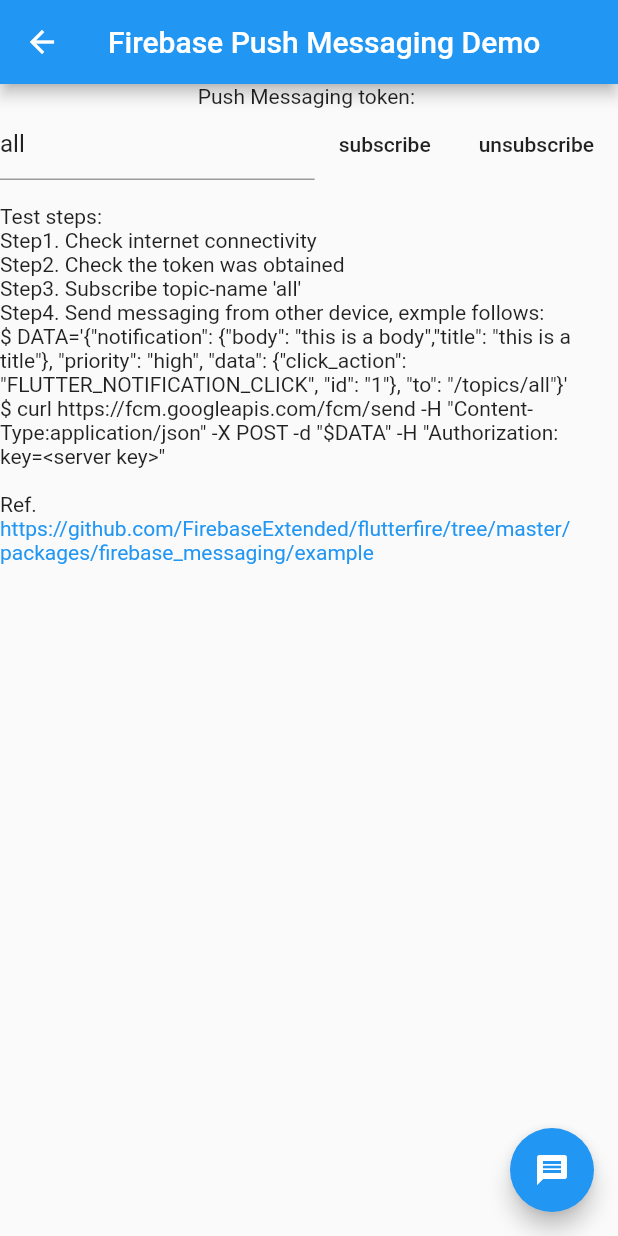
After one commit to keiydev/flutter_tools_sample, a Flutter app: the PushMessagingExample screen opened directly, after a tap on the "message" icon, on a phone screen of 412 x 824 dp. The commit adds this screen. Run offline on Flutter 3.47's test engine with Material 2 defaults, Android fonts, the phone set to English and light mode, and no system bars; our stand-ins replace firebase_messaging, google_fonts, package_info, toast; accounts and stored records are empty; network calls fail.

Commit message:
add firebase messaging demo

```diff
--- /dev/null
+++ b/lib/tools/firebase/firebase_messaging.dart
@@ -0,0 +1,345 @@
+// Copyright 2019 The Chromium Authors. All rights reserved.
+// Use of this source code is governed by a BSD-style license that can be
+// found in the LICENSE file.
+
+import 'dart:async';
+
+import 'package:firebase_messaging/firebase_messaging.dart';
+import 'package:flutter/material.dart';
+import 'package:url_launcher/url_launcher.dart';
+import 'dart:convert';
+import 'package:http/http.dart' as http;
+
+final Map<String, Item> _items = <String, Item>{};
+Item _itemForMessage(Map<String, dynamic> message) {
+  final dynamic data = message['data'] ?? message;
+  final String itemId = data['id'];
+  final Item item = _items.putIfAbsent(itemId, () => Item(itemId: itemId))
+    ..status = data['status'];
+  return item;
+}
+
+class Item {
+  Item({this.itemId});
+  final String itemId;
+
+  StreamController<Item> _controller = StreamController<Item>.broadcast();
+  Stream<Item> get onChanged => _controller.stream;
+
+  String _status;
+  String get status => _status;
+  set status(String value) {
+    _status = value;
+    _controller.add(this);
+  }
+
+  static final Map<String, Route<void>> routes = <String, Route<void>>{};
+  Route<void> get route {
+    final String routeName = '/detail/$itemId';
+    return MaterialPageRoute<void>(
+      settings: RouteSettings(name: routeName),
+      builder: (BuildContext context) => DetailPage(itemId),
+    );
+  }
+}
+
+class DetailPage extends StatefulWidget {
+  DetailPage(this.itemId);
+  final String itemId;
+  @override
+  _DetailPageState createState() => _DetailPageState();
+}
+
+class _DetailPageState extends State<DetailPage> {
+  Item _item;
+  StreamSubscription<Item> _subscription;
+
+  @override
+  void initState() {
+    super.initState();
+    _item = _items[widget.itemId];
+    _subscription = _item.onChanged.listen((Item item) {
+      if (!mounted) {
+        _subscription.cancel();
+      } else {
+        setState(() {
+          _item = item;
+        });
+      }
+    });
+  }
+
+  @override
+  Widget build(BuildContext context) {
+    return Scaffold(
+      appBar: AppBar(
+        title: Text("Item ${_item.itemId}"),
+      ),
+      body: Material(
+        child: Center(child: Text("Item status: ${_item.status}")),
+      ),
+    );
+  }
+}
+
+class PushMessagingExample extends StatefulWidget {
+  @override
+  _PushMessagingExampleState createState() => _PushMessagingExampleState();
+}
+
+final Completer<Map<String, dynamic>> _completer =
+    Completer<Map<String, dynamic>>();
+
+Future<dynamic> myBackgroundMessageHandler(Map<String, dynamic> message) {
+  print("onBackgroundMessage: $message");
+  if (message.containsKey('data')) {
+    // Handle data message
+    final dynamic data = message['data'];
+  }
+  if (message.containsKey('notification')) {
+    // Handle notification message
+    final dynamic notification = message['notification'];
+  }
+  // Or do other work.
+  _completer.complete(message);
+}
+
+class _PushMessagingExampleState extends State<PushMessagingExample> {
+  String _homeScreenText = "Waiting for token...";
+  bool _topicButtonsDisabled = false;
+
+  final FirebaseMessaging _firebaseMessaging = FirebaseMessaging();
+  final TextEditingController _topicController =
+      TextEditingController(text: 'all');
+
+  Widget _buildDialog(BuildContext context, Item item) {
+    return AlertDialog(
+      content: Text("Item ${item.itemId} has been updated"),
+      actions: <Widget>[
+        FlatButton(
+          child: const Text('CLOSE'),
+          onPressed: () {
+            Navigator.pop(context, false);
+          },
+        ),
+        FlatButton(
+          child: const Text('SHOW'),
+          onPressed: () {
+            Navigator.pop(context, true);
+          },
+        ),
+      ],
+    );
+  }
+
+  void _showItemDialog(Map<String, dynamic> message) {
+    showDialog<bool>(
+      context: context,
+      builder: (_) => _buildDialog(context, _itemForMessage(message)),
+    ).then((bool shouldNavigate) {
+      if (shouldNavigate) {
+        _navigateToItemDetail(message);
+      }
+    });
+  }
+
+  void _navigateToItemDetail(Map<String, dynamic> message) {
+    final Item item = _itemForMessage(message);
+    // Clear away dialogs
+    Navigator.popUntil(context, (Route<dynamic> route) => route is PageRoute);
+    if (!item.route.isCurrent) {
+      Navigator.push(context, item.route);
+    }
+  }
+
+  @override
+  void initState() {
+    super.initState();
+    _firebaseMessaging.configure(
+      onMessage: (Map<String, dynamic> message) async {
+        print("onMessage: $message");
+        _showItemDialog(message);
+        _completer.complete(message);
+      },
+      onBackgroundMessage: myBackgroundMessageHandler,
+      onLaunch: (Map<String, dynamic> message) async {
+        print("onLaunch: $message");
+        _navigateToItemDetail(message);
+        _completer.complete(message);
+      },
+      onResume: (Map<String, dynamic> message) async {
+        print("onResume: $message");
+        _navigateToItemDetail(message);
+        _completer.complete(message);
+      },
+    );
+    _firebaseMessaging.requestNotificationPermissions(
+        const IosNotificationSettings(sound: true, badge: true, alert: true));
+    _firebaseMessaging.onIosSettingsRegistered
+        .listen((IosNotificationSettings settings) {
+      print("Settings registered: $settings");
+    });
+    _firebaseMessaging.getToken().then((String token) {
+      assert(token != null);
+      setState(() {
+        _homeScreenText = "Push Messaging token: $token";
+      });
+      print(_homeScreenText);
+    });
+  }
+
+  @override
+  Widget build(BuildContext context) {
+    return Scaffold(
+        appBar: AppBar(
+          title: const Text('Firebase Push Messaging Demo'),
+        ),
+        // For testing -- simulate a message being received
+        floatingActionButton: FloatingActionButton(
+          onPressed: () => sendAndRetrieveMessage(),
+          tooltip: 'Simulate Message',
+          child: const Icon(Icons.message),
+        ),
+        body: Material(
+          child: Column(
+            children: <Widget>[
+              Center(
+                child: Text(_homeScreenText),
+              ),
+              Row(children: <Widget>[
+                Expanded(
+                  child: TextField(
+                      controller: _topicController,
+                      onChanged: (String v) {
+                        setState(() {
+                          _topicButtonsDisabled = v.isEmpty;
+                        });
+                      }),
+                ),
+                FlatButton(
+                  child: const Text("subscribe"),
+                  onPressed: () {
+                    if (_topicButtonsDisabled) {
+                      print("subscribe button disabled");
+                    } else {
+                      print("subscribe clicked");
+                      _firebaseMessaging
+                          .subscribeToTopic(_topicController.text);
+                      //_clearTopicText();
+                    }
+                  },
+                ),
+                FlatButton(
+                  child: const Text("unsubscribe"),
+                  onPressed: () {
+                    if (_topicButtonsDisabled) {
+                      print("unsubscribe button disabled");
+                    } else {
+                      print("unsubscribe  clicked");
+                      _firebaseMessaging
+                          .unsubscribeFromTopic(_topicController.text);
+                      //_clearTopicText();
+                    }
+                  },
+                ),
+              ]),
+              Center(
+                child: Text(
+                    "\nTest steps:\nStep1. Check internet connectivity\n"
+                    "Step2. Check the token was obtained\n"
+                    "Step3. Subscribe topic-name 'all'\n"
+                    "Step4. Send messaging from other device, exmple follows:\n"
+                    '\$ DATA=\'{"notification": {"body": "this is a body","title": "this is a title"}, "priority": "high", "data": {"click_action": "FLUTTER_NOTIFICATION_CLICK", "id": "1"}, "to": "/topics/all"}\'\n'
+                    '\$ curl https://fcm.googleapis.com/fcm/send -H "Content-Type:application/json" -X POST -d "\$DATA" -H "Authorization: key=<server key>"\n'),
+              ),
+              Container(alignment: Alignment.topLeft, child: Text("Ref.")),
+              InkWell(
+                child: Text(
+                  "https://github.com/FirebaseExtended/flutterfire/tree/master/packages/firebase_messaging/example",
+                  style: TextStyle(color: Colors.blue),
+                ),
+                onTap: () async {
+                  if (await canLaunch(
+                      "https://github.com/FirebaseExtended/flutterfire/tree/master/packages/firebase_messaging/example")) {
+                    await launch(
+                        "https://github.com/FirebaseExtended/flutterfire/tree/master/packages/firebase_messaging/example");
+                  }
+                },
+              ),
+
+              //InkW
+            ],
+          ),
+        ));
+  }
+
+  void _clearTopicText() {
+    setState(() {
+      _topicController.text = "";
+      _topicButtonsDisabled = true;
+    });
+  }
+
+  // Replace with server token from firebase console settings.
+  //final String serverToken = '<Server-Token>';
+  final String serverToken =
+      'AAAAWtFRJ1M:APA91bHN_HqAVtBFWnLj-Tg1ZrYObgih9P8sUUazWt7FDtBu_XN5Zsxz42dOWTLR5DwWTb30wVmUmVOZW95Gag86hprqfSePHkqN66o2C2e0kGQYGjFOXqdrqUjDHWgiDM4j7lTQfAz9';
+  final FirebaseMessaging firebaseMessaging = FirebaseMessaging();
+
+  Future<Map<String, dynamic>> sendAndRetrieveMessage() async {
+    await _firebaseMessaging.requestNotificationPermissions(
+      const IosNotificationSettings(
+          sound: true, badge: true, alert: true, provisional: false),
+    );
+
+    print("send fcm message");
+    await http.post(
+      'https://fcm.googleapis.com/fcm/send',
+      headers: <String, String>{
+        'Content-Type': 'application/json',
+        'Authorization': 'key=$serverToken',
+      },
+      body: jsonEncode(
+        <String, dynamic>{
+          'notification': <String, dynamic>{
+            'body': 'this is a body',
+            'title': 'this is a title'
+          },
+          'priority': 'high',
+          'data': <String, dynamic>{
+            'click_action': 'FLUTTER_NOTIFICATION_CLICK',
+            'id': '1',
+            'status': 'done'
+          },
+          'to': '/topics/${_topicController.text}',
+        },
+      ),
+    );
+
+    //final Completer<Map<String, dynamic>> completer =
+    //    Completer<Map<String, dynamic>>();
+
+    /*
+    _firebaseMessaging.configure(
+      onMessage: (Map<String, dynamic> message) async {
+        print("onMessage: $message");
+        _showItemDialog(message);
+        _completer.complete(message);
+      },
+      onBackgroundMessage: myBackgroundMessageHandler,
+      onLaunch: (Map<String, dynamic> message) async {
+        print("onLaunch: $message");
+        _navigateToItemDetail(message);
+        _completer.complete(message);
+      },
+      onResume: (Map<String, dynamic> message) async {
+        print("onResume: $message");
+        _navigateToItemDetail(message);
+        _completer.complete(message);
+      },
+    );
+     */
+
+    return _completer.future;
+  }
+}
--- a/pubspec.yaml
+++ b/pubspec.yaml
@@ -27,6 +27,9 @@ dependencies:
   url_launcher: ^5.4.5
   toast: ^0.1.5
   google_fonts:
+  firebase_core: ^0.4.4+3  # add dependency for Firebase Core
+  firebase_analytics: ^5.0.11  # add dependency for Google Analytics for Firebase
+  firebase_messaging: ^6.0.13
 
   # The following adds the Cupertino Icons font to your application.
   # Use with the CupertinoIcons class for iOS style icons.
```
Also changed, not shown: lib/main_list.dart (+17 -0 lines), pubspec.lock, 6 other files.
